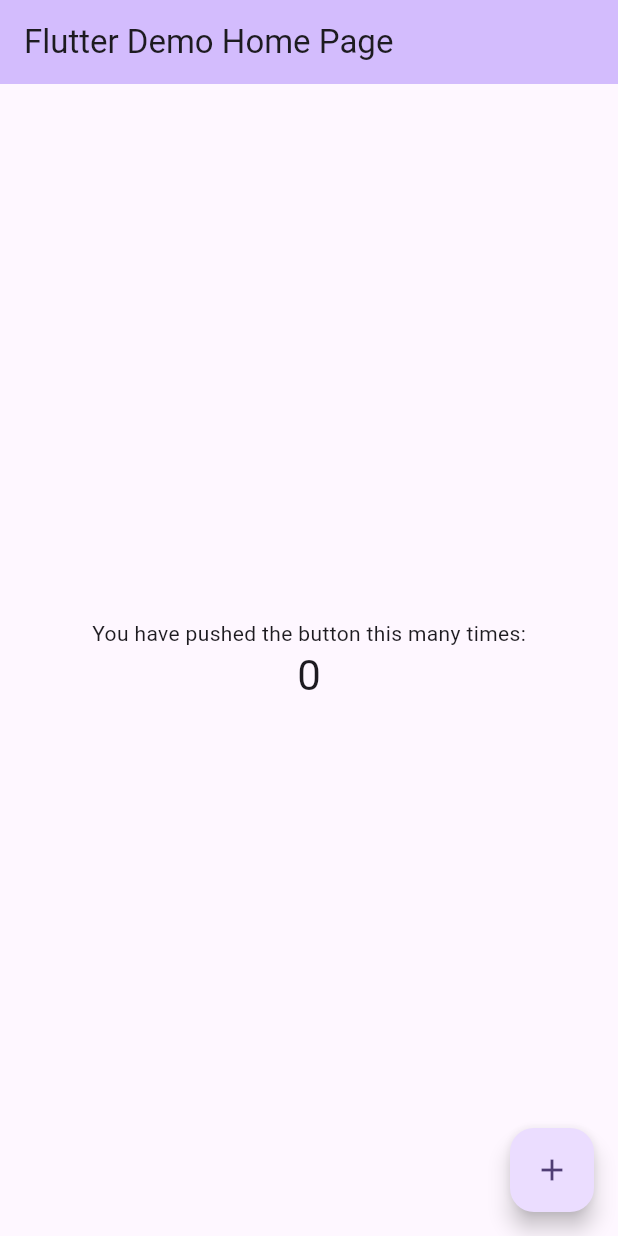
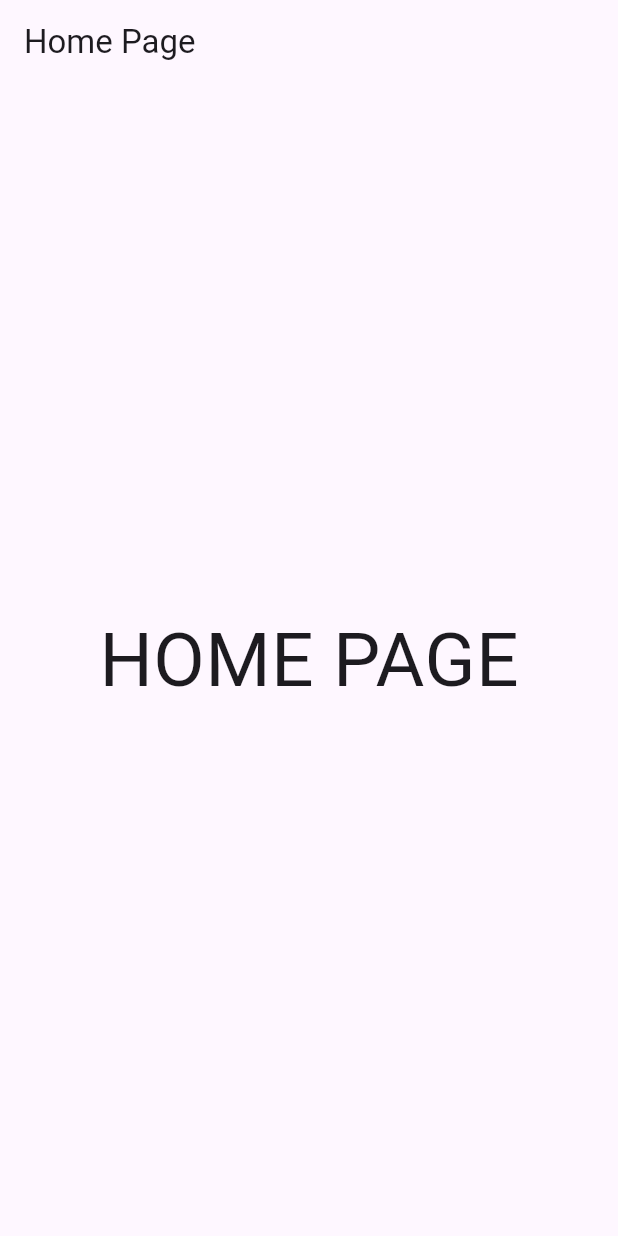
Before and after one commit to Melidasari/Pemograman_Flutter, a Flutter app: the screen it shows after launch, on a phone screen of 412 x 824 dp. Run offline on Flutter 3.47's test engine with Material 3 defaults, Android fonts, the phone set to English and light mode, and no system bars; our stand-ins replace faker.

Commit message:
Update FLUTTER 23 Routes

```diff
--- /dev/null
+++ b/routes/lib/home_page.dart
@@ -0,0 +1,20 @@
+import 'package:flutter/material.dart';
+
+class HomePage extends StatelessWidget {
+  @override
+  Widget build(BuildContext context) {
+    return Scaffold(
+      appBar: AppBar(
+        title: Text("Home Page"),
+      ),
+      body: Center(
+        child: Text(
+          "HOME PAGE",
+          style: TextStyle(
+            fontSize: 50,
+          ),
+        ),
+      ),
+    );
+  }
+}
--- a/routes/lib/main.dart
+++ b/routes/lib/main.dart
@@ -1,125 +1,15 @@
 import 'package:flutter/material.dart';
+import './home_page.dart';
 
 void main() {
-  runApp(const MyApp());
+  runApp(MyApp());
 }
 
 class MyApp extends StatelessWidget {
-  const MyApp({super.key});
-
-  // This widget is the root of your application.
   @override
   Widget build(BuildContext context) {
     return MaterialApp(
-      title: 'Flutter Demo',
-      theme: ThemeData(
-        // This is the theme of your application.
-        //
-        // TRY THIS: Try running your application with "flutter run". You'll see
-        // the application has a purple toolbar. Then, without quitting the app,
-        // try changing the seedColor in the colorScheme below to Colors.green
-        // and then invoke "hot reload" (save your changes or press the "hot
-        // reload" button in a Flutter-supported IDE, or press "r" if you used
-        // the command line to start the app).
-        //
-        // Notice that the counter didn't reset back to zero; the application
-        // state is not lost during the reload. To reset the state, use hot
-        // restart instead.
-        //
-        // This works for code too, not just values: Most code changes can be
-        // tested with just a hot reload.
-        colorScheme: ColorScheme.fromSeed(seedColor: Colors.deepPurple),
-        useMaterial3: true,
-      ),
-      home: const MyHomePage(title: 'Flutter Demo Home Page'),
+      home: HomePage(),
     );
   }
 }
-
-class MyHomePage extends StatefulWidget {
-  const MyHomePage({super.key, required this.title});
-
-  // This widget is the home page of your application. It is stateful, meaning
-  // that it has a State object (defined below) that contains fields that affect
-  // how it looks.
-
-  // This class is the configuration for the state. It holds the values (in this
-  // case the title) provided by the parent (in this case the App widget) and
-  // used by the build method of the State. Fields in a Widget subclass are
-  // always marked "final".
-
-  final String title;
-
-  @override
-  State<MyHomePage> createState() => _MyHomePageState();
-}
-
-class _MyHomePageState extends State<MyHomePage> {
-  int _counter = 0;
-
-  void _incrementCounter() {
-    setState(() {
-      // This call to setState tells the Flutter framework that something has
-      // changed in this State, which causes it to rerun the build method below
-      // so that the display can reflect the updated values. If we changed
-      // _counter without calling setState(), then the build method would not be
-      // called again, and so nothing would appear to happen.
-      _counter++;
-    });
-  }
-
-  @override
-  Widget build(BuildContext context) {
-    // This method is rerun every time setState is called, for instance as done
-    // by the _incrementCounter method above.
-    //
-    // The Flutter framework has been optimized to make rerunning build methods
-    // fast, so that you can just rebuild anything that needs updating rather
-    // than having to individually change instances of widgets.
-    return Scaffold(
-      appBar: AppBar(
-        // TRY THIS: Try changing the color here to a specific color (to
-        // Colors.amber, perhaps?) and trigger a hot reload to see the AppBar
-        // change color while the other colors stay the same.
-        backgroundColor: Theme.of(context).colorScheme.inversePrimary,
-        // Here we take the value from the MyHomePage object that was created by
-        // the App.build method, and use it to set our appbar title.
-        title: Text(widget.title),
-      ),
-      body: Center(
-        // Center is a layout widget. It takes a single child and positions it
-        // in the middle of the parent.
-        child: Column(
-          // Column is also a layout widget. It takes a list of children and
-          // arranges them vertically. By default, it sizes itself to fit its
-          // children horizontally, and tries to be as tall as its parent.
-          //
-          // Column has various properties to control how it sizes itself and
-          // how it positions its children. Here we use mainAxisAlignment to
-          // center the children vertically; the main axis here is the vertical
-          // axis because Columns are vertical (the cross axis would be
-          // horizontal).
-          //
-          // TRY THIS: Invoke "debug painting" (choose the "Toggle Debug Paint"
-          // action in the IDE, or press "p" in the console), to see the
-          // wireframe for each widget.
-          mainAxisAlignment: MainAxisAlignment.center,
-          children: <Widget>[
-            const Text(
-              'You have pushed the button this many times:',
-            ),
-            Text(
-              '$_counter',
-              style: Theme.of(context).textTheme.headlineMedium,
-            ),
-          ],
-        ),
-      ),
-      floatingActionButton: FloatingActionButton(
-        onPressed: _incrementCounter,
-        tooltip: 'Increment',
-        child: const Icon(Icons.add),
-      ), // This trailing comma makes auto-formatting nicer for build methods.
-    );
-  }
-}
```
